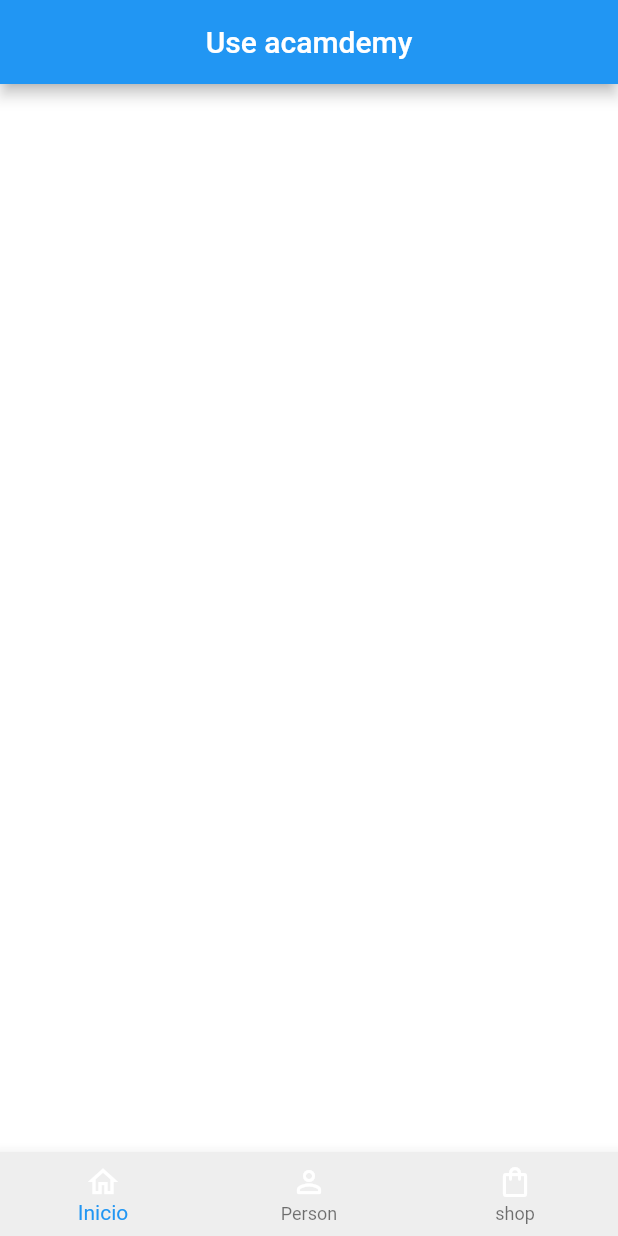
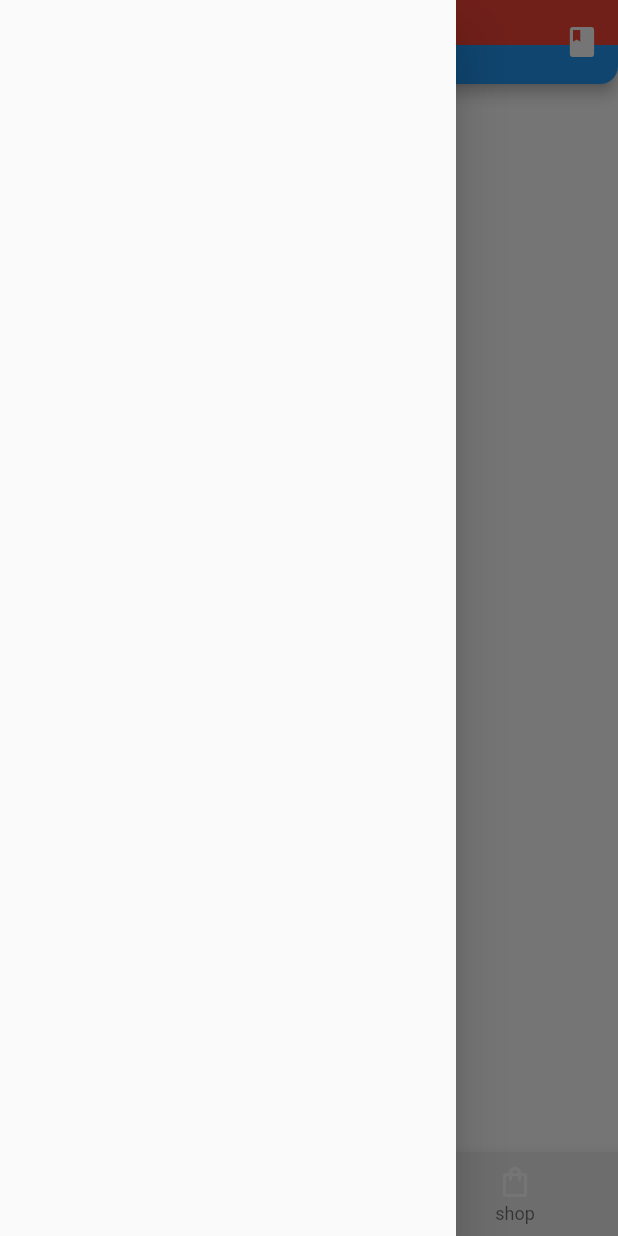
Before and after one commit to pabriciofreitas/aula-3, a Flutter app: the screen it shows after launch, with the side drawer open (before the commit the screen has no drawer), on a phone screen of 412 x 824 dp. Run offline on Flutter 3.47's test engine with Material 2 defaults, Android fonts, the phone set to English and light mode, and no system bars.

```diff
--- a/lib/main.dart
+++ b/lib/main.dart
@@ -24,9 +24,29 @@ class MyApp extends StatelessWidget {
       debugShowCheckedModeBanner: false,
       home: Scaffold(
         appBar: AppBar(
+          //elevation: 0, // sobrar
+          flexibleSpace: Container(
+            height: 30,
+            color: Colors.red,
+          ),
           title: const Text("Use acamdemy"),
           centerTitle: true,
           //titleSpacing: ,
+          actions: const [
+            Padding(
+              padding: EdgeInsets.only(right: 12),
+              child: Icon(Icons.book),
+            )
+          ],
+          shape: const RoundedRectangleBorder(
+              borderRadius:
+                  BorderRadius.vertical(bottom: Radius.circular(12.0))),
+          // leading: const Icon(Icons.menu),
+        ),
+
+        //
+        drawer: Drawer(
+          child: Column(),
         ),
         //
         backgroundColor: const Color(0xFFFFFFFF),
@@ -41,8 +61,9 @@ class MyApp extends StatelessWidget {
           unselectedLabelStyle: TextStyle(
             color: Colors.blue[100],
           ),
-          showSelectedLabels: true,
-          onTap: (value) => debugPrint(value.toString()),
+          //showSelectedLabels: true,
+          //debugPrint
+          onTap: (value) => print(value),
           items: [
             BottomNavigationBarItem(
               label: "Inicio",
```
